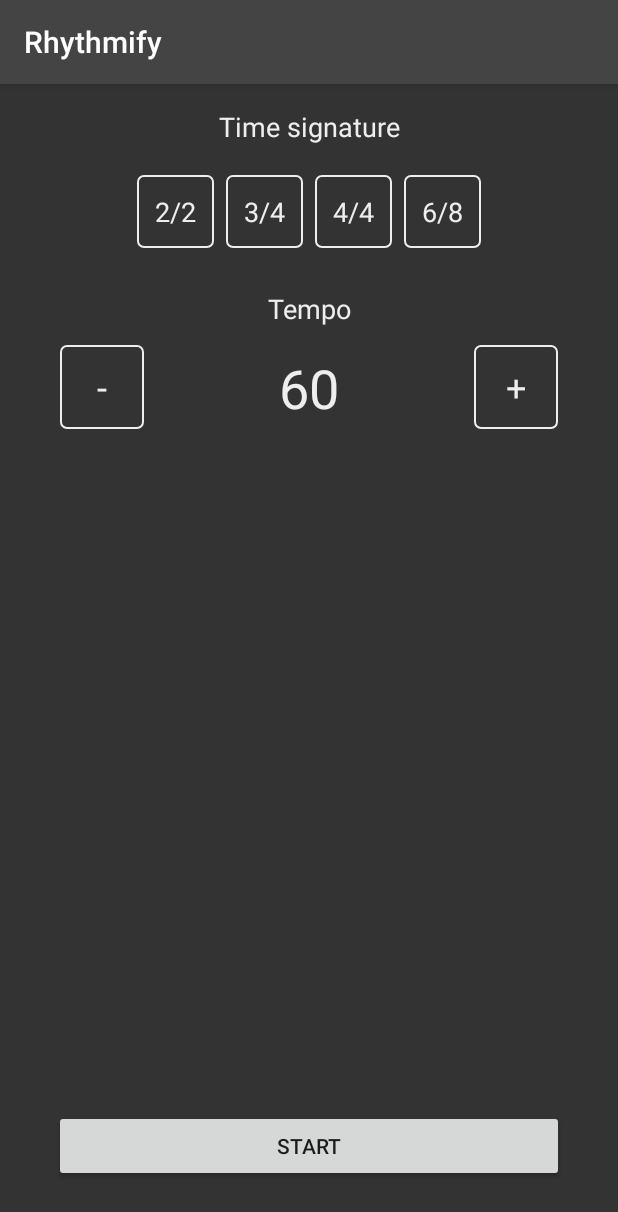
After one commit to Owntage/junction, an Android app: the PickerActivity screen opened directly, with no data from a screen before it, on a phone screen of 412 x 824 dp. The commit adds this screen. Shown: the top 1212 px of the screen. Run offline under Robolectric (Android 15) with nearby library versions, the phone set to English and light mode, and no system bars.

Commit message:
picker activity

```diff
--- a/app/src/main/AndroidManifest.xml
+++ b/app/src/main/AndroidManifest.xml
@@ -27,6 +27,7 @@
         </activity>
         <activity android:name=".ui.activity.PlotActivity" />
         <activity android:name=".ui.activity.ConnectionActivity" />
+        <activity android:name=".ui.activity.PickerActivity" />
     </application>
 
 </manifest>
--- /dev/null
+++ b/app/src/main/java/ru/nobird/junction/ui/activity/PickerActivity.kt
@@ -0,0 +1,46 @@
+package ru.nobird.junction.ui.activity
+
+import android.content.Context
+import android.content.Intent
+import android.os.Bundle
+import android.support.v7.app.AppCompatActivity
+import kotlinx.android.synthetic.main.activity_picker.*
+import ru.nobird.junction.R
+
+
+class PickerActivity: AppCompatActivity() {
+    companion object {
+        private const val SERIAL_KEY = "serial_key"
+
+        fun show(parent: Context, serial: String) {
+            val intent = Intent(parent, PickerActivity::class.java)
+            intent.putExtra(SERIAL_KEY, serial)
+            parent.startActivity(intent)
+        }
+    }
+
+    private var tempoVar = 60
+    private val tempoD = 20
+    private val tempoMax = 240
+    private val tempoMin = 20
+
+
+    override fun onCreate(savedInstanceState: Bundle?) {
+        super.onCreate(savedInstanceState)
+        setContentView(R.layout.activity_picker)
+
+        addTempo.setOnClickListener {
+            tempoVar = Math.min(tempoMax, tempoD + tempoVar)
+            tempo.text = tempoVar.toString()
+        }
+
+        reduceTempo.setOnClickListener {
+            tempoVar = Math.max(tempoMin, tempoVar - tempoD)
+            tempo.text = tempoVar.toString()
+        }
+
+        startButton.setOnClickListener {
+            ConnectionActivity.show(this, intent.getStringExtra(SERIAL_KEY))
+        }
+    }
+}
--- a/app/src/main/java/ru/nobird/junction/ui/activity/ScannerActivity.kt
+++ b/app/src/main/java/ru/nobird/junction/ui/activity/ScannerActivity.kt
@@ -26,7 +26,7 @@ class ScannerActivity : BasePresenterActivity<ScannerPresenter, ScannerView>(),
     override fun onSuccess(serial: String) {
         hideProgressDialogFragment(PROGRESS_DIALOG_TAG)
         Snackbar.make(findViewById(android.R.id.content), "Success", Snackbar.LENGTH_LONG).show()
-        ConnectionActivity.show(this, serial)
+        PickerActivity.show(this, serial)
     }
 
     override fun onError() {
--- /dev/null
+++ b/app/src/main/res/drawable/radio_back.xml
@@ -0,0 +1,24 @@
+<?xml version="1.0" encoding="utf-8"?>
+<selector xmlns:android="http://schemas.android.com/apk/res/android">
+    <item android:state_checked="true">
+        <shape android:shape="rectangle">
+            <solid android:color="@color/default_sel_color" />
+            <corners android:radius="4dp" />
+            <stroke android:width="1dp" android:color="@color/default_text_color" />
+        </shape>
+    </item>
+    <item android:state_pressed="true">
+        <shape android:shape="rectangle">
+            <solid android:color="@color/default_sel_color" />
+            <corners android:radius="4dp" />
+            <stroke android:width="1dp" android:color="@color/default_text_color" />
+        </shape>
+    </item>
+    <item android:state_checked="false">
+        <shape android:shape="rectangle">
+            <corners android:radius="4dp" />
+            <stroke android:width="1dp" android:color="@color/default_text_color" />
+        </shape>
+    </item>
+
+</selector>
--- /dev/null
+++ b/app/src/main/res/layout/activity_picker.xml
@@ -0,0 +1,142 @@
+<?xml version="1.0" encoding="utf-8"?>
+<RelativeLayout
+    xmlns:android="http://schemas.android.com/apk/res/android"
+    android:orientation="vertical"
+    android:background="@color/default_background"
+    android:layout_width="match_parent"
+    android:layout_height="match_parent"
+    android:padding="16dp">
+
+    <LinearLayout
+        android:layout_alignParentTop="true"
+        android:layout_width="match_parent"
+        android:layout_height="wrap_content"
+        android:orientation="vertical">
+        <TextView
+            android:textColor="@color/default_text_color"
+            android:textSize="18sp"
+            android:gravity="center"
+            android:text="@string/time_signature"
+            android:layout_width="match_parent"
+            android:layout_height="wrap_content"
+            android:layout_marginBottom="8dp" />
+
+
+        <RadioGroup
+            android:layout_width="match_parent"
+            android:layout_height="wrap_content"
+            android:layout_margin="8dp"
+            android:gravity="center"
+            android:orientation="horizontal" >
+
+            <RadioButton
+                android:textColor="@color/default_text_color"
+                android:padding="12dp"
+                android:textSize="18sp"
+                android:text="2/2"
+                android:layout_width="wrap_content"
+                android:layout_height="wrap_content"
+                android:layout_margin="4dp"
+                android:background="@drawable/radio_back"
+                android:button="@null"
+                android:gravity="center" />
+
+            <RadioButton
+                android:textColor="@color/default_text_color"
+                android:padding="12dp"
+                android:textSize="18sp"
+                android:text="3/4"
+                android:layout_width="wrap_content"
+                android:layout_height="wrap_content"
+                android:layout_margin="4dp"
+                android:background="@drawable/radio_back"
+                android:button="@null"
+                android:gravity="center" />
+
+            <RadioButton
+                android:textColor="@color/default_text_color"
+                android:padding="12dp"
+                android:textSize="18sp"
+                android:text="4/4"
+                android:layout_width="wrap_content"
+                android:layout_height="wrap_content"
+                android:layout_margin="4dp"
+                android:background="@drawable/radio_back"
+                android:button="@null"
+                android:gravity="center" />
+
+            <RadioButton
+                android:textColor="@color/default_text_color"
+                android:padding="12dp"
+                android:textSize="18sp"
+                android:text="6/8"
+                android:layout_width="wrap_content"
+                android:layout_height="wrap_content"
+                android:layout_margin="4dp"
+                android:background="@drawable/radio_back"
+                android:button="@null"
+                android:gravity="center" />
+        </RadioGroup>
+
+
+        <TextView
+            android:text="@string/tempo"
+            android:layout_marginTop="16dp"
+            android:textColor="@color/default_text_color"
+            android:textSize="18sp"
+            android:layout_width="match_parent"
+            android:layout_height="wrap_content"
+            android:gravity="center"/>
+
+        <RelativeLayout
+            android:layout_width="match_parent"
+            android:layout_height="wrap_content"
+            android:layout_marginTop="8dp">
+            <TextView
+                android:id="@+id/tempo"
+                android:text="60"
+                android:layout_marginTop="16dp"
+                android:textColor="@color/default_text_color"
+                android:textSize="36sp"
+                android:layout_centerInParent="true"
+                android:layout_width="match_parent"
+                android:layout_height="wrap_content"
+                android:gravity="center"/>
+
+            <TextView
+                android:id="@+id/reduceTempo"
+                android:textColor="@color/default_text_color"
+                android:text="-"
+                android:textSize="24sp"
+                android:layout_alignParentStart="true"
+                android:layout_centerVertical="true"
+                android:background="@drawable/radio_back"
+                android:layout_marginStart="24dp"
+                android:layout_width="56dp"
+                android:layout_height="56dp"
+                android:gravity="center" />
+
+            <TextView
+                android:id="@+id/addTempo"
+                android:textColor="@color/default_text_color"
+                android:text="+"
+                android:textSize="24sp"
+                android:layout_alignParentEnd="true"
+                android:layout_centerVertical="true"
+                android:background="@drawable/radio_back"
+                android:layout_marginEnd="24dp"
+                android:layout_width="56dp"
+                android:layout_height="56dp"
+                android:gravity="center" />
+        </RelativeLayout>
+    </LinearLayout>
+
+    <Button
+        android:id="@+id/startButton"
+        android:layout_width="match_parent"
+        android:layout_height="wrap_content"
+        android:layout_margin="20dp"
+        android:text="Start"
+        android:layout_alignParentBottom="true" />
+
+</RelativeLayout>
--- a/app/src/main/res/values/colors.xml
+++ b/app/src/main/res/values/colors.xml
@@ -5,5 +5,6 @@
     <color name="colorAccent">#FF4081</color>
 
     <color name="default_text_color">#EEE</color>
+    <color name="default_sel_color">#33EEEEEE</color>
     <color name="default_background">#333</color>
 </resources>
--- a/app/src/main/res/values/strings.xml
+++ b/app/src/main/res/values/strings.xml
@@ -1,5 +1,7 @@
 <resources>
-    <string name="app_name">Ritmify</string>
+    <string name="app_name">Rhythmify</string>
     <string name="connection_progress_title">Connecting</string>
     <string name="connection_progress_msg">Trying to connect to MoveSense device</string>
+    <string name="time_signature">Time signature</string>
+    <string name="tempo">Tempo</string>
 </resources>
```
